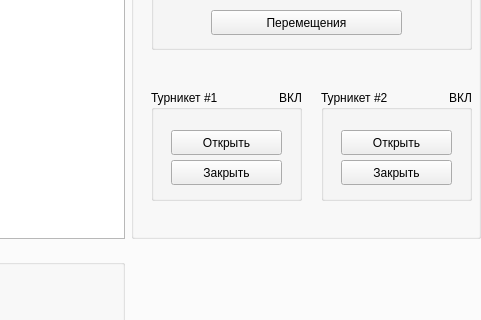
The window that widgets/main_widget/ui_main_window.ui (lxndrrud/barriers-desktop-py) describes before a commit, drawn with Qt 5; both pictures show x 719 to 1200 and y 395 to 715 of the 1200 by 900 pixel window.
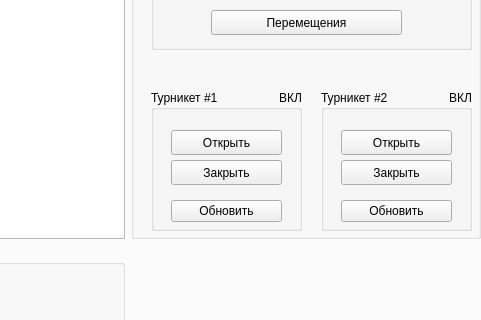
The same window after the commit.

Commit message: check and reopen serial port connection button + small serial port high level logic refactoring

The edit to the form file:
```diff
--- a/widgets/main_widget/ui_main_window.ui
+++ b/widgets/main_widget/ui_main_window.ui
@@ -288,7 +288,7 @@
                <x>20</x>
                <y>440</y>
                <width>151</width>
-               <height>111</height>
+               <height>141</height>
               </rect>
              </property>
              <property name="title">
@@ -336,6 +336,19 @@
                <set>Qt::AlignRight|Qt::AlignTrailing|Qt::AlignVCenter</set>
               </property>
              </widget>
+             <widget class="QPushButton" name="checkPort1">
+              <property name="geometry">
+               <rect>
+                <x>20</x>
+                <y>110</y>
+                <width>111</width>
+                <height>22</height>
+               </rect>
+              </property>
+              <property name="text">
+               <string>Обновить</string>
+              </property>
+             </widget>
             </widget>
             <widget class="QGroupBox" name="groupBox_4">
              <property name="geometry">
@@ -343,7 +356,7 @@
                <x>190</x>
                <y>440</y>
                <width>151</width>
-               <height>111</height>
+               <height>141</height>
               </rect>
              </property>
              <property name="title">
@@ -391,6 +404,19 @@
                <set>Qt::AlignRight|Qt::AlignTrailing|Qt::AlignVCenter</set>
               </property>
              </widget>
+             <widget class="QPushButton" name="checkPort2">
+              <property name="geometry">
+               <rect>
+                <x>20</x>
+                <y>110</y>
+                <width>111</width>
+                <height>22</height>
+               </rect>
+              </property>
+              <property name="text">
+               <string>Обновить</string>
+              </property>
+             </widget>
             </widget>
             <widget class="QGroupBox" name="groupBox_6">
              <property name="geometry">
```
Left out of the diff: 226 changed lines with no effect on the pictures. The commit also changes 5 other files.
